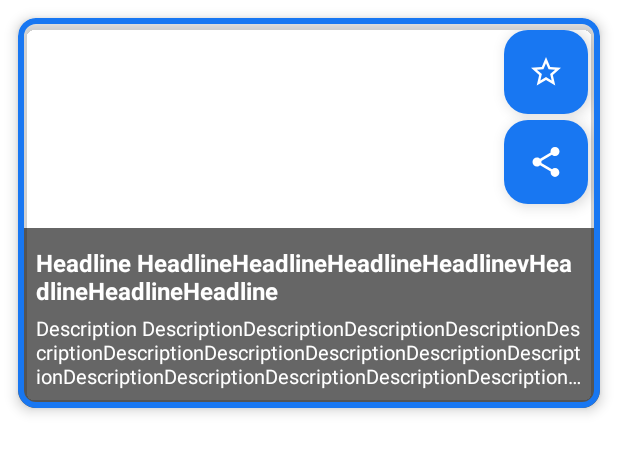
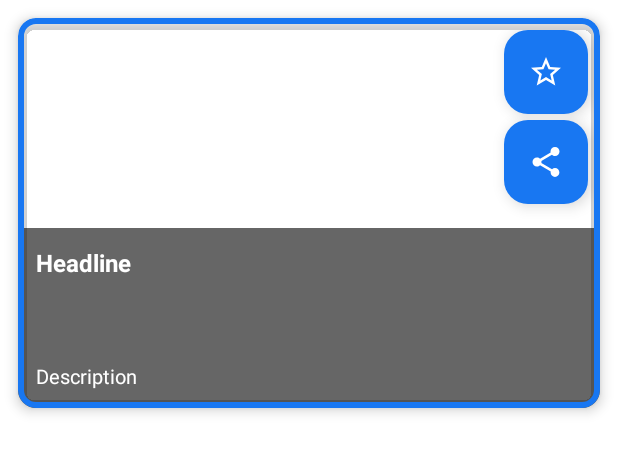
Before and after one commit to DEPI-3-Android/WhatNow, an Android app: the layout news_item.xml on its own in the app's theme, with its tools: preview values and no code run, on a phone screen of 412 x 824 dp. Shown: the top 453 px of the screen. Run offline under Robolectric (Android 15) with nearby library versions, the phone set to English and light mode, and no system bars.

Commit message:
Added missing strings

```diff
--- a/app/src/main/res/layout/news_item.xml
+++ b/app/src/main/res/layout/news_item.xml
@@ -45,7 +45,7 @@
             android:layout_marginTop="12dp"
             android:ellipsize="end"
             android:maxLines="2"
-            android:text="Headline HeadlineHeadlineHeadlineHeadlinevHeadlineHeadlineHeadline"
+            android:text="@string/headline"
             android:textColor="@color/white"
             android:textSize="16sp"
             android:textStyle="bold"
@@ -60,7 +60,7 @@
             android:layout_marginHorizontal="12dp"
             android:ellipsize="end"
             android:maxLines="3"
-            android:text="Description DescriptionDescriptionDescriptionDescriptionDescriptionDescriptionDescriptionDescriptionDescriptionDescriptionDescriptionDescriptionDescriptionDescriptionDescriptionDescriptionDescription"
+            android:text="@string/description"
             android:textColor="@color/white"
             android:textSize="13sp"
             app:layout_constraintBottom_toBottomOf="@id/shadow"
@@ -76,6 +76,7 @@
             android:layout_marginEnd="8dp"
             android:backgroundTint="@color/blue"
             android:src="@drawable/share"
+            android:contentDescription="@string/share"
             app:layout_constraintEnd_toEndOf="parent"
             app:layout_constraintTop_toBottomOf="@id/starFab" />
 
@@ -86,7 +87,7 @@
             android:layout_height="wrap_content"
             android:layout_marginEnd="8dp"
             android:backgroundTint="@color/blue"
-            android:contentDescription="Favorite"
+            android:contentDescription="@string/favorite"
             android:src="@drawable/star"
             app:layout_constraintEnd_toEndOf="parent"
             app:layout_constraintTop_toTopOf="parent" />
--- a/app/src/main/res/values/strings.xml
+++ b/app/src/main/res/values/strings.xml
@@ -62,6 +62,7 @@
     <string name="short_name">Short Name: USA</string>
     <string name="check_news">Check The Latest News</string>
     <string name="top_news">Top News</string>
+    <string name="headline">Headline</string>
     <string name="settings">Settings</string>
 
     <string name="logout">Logout</string>
```
Also changed, not shown: 1 other file.
